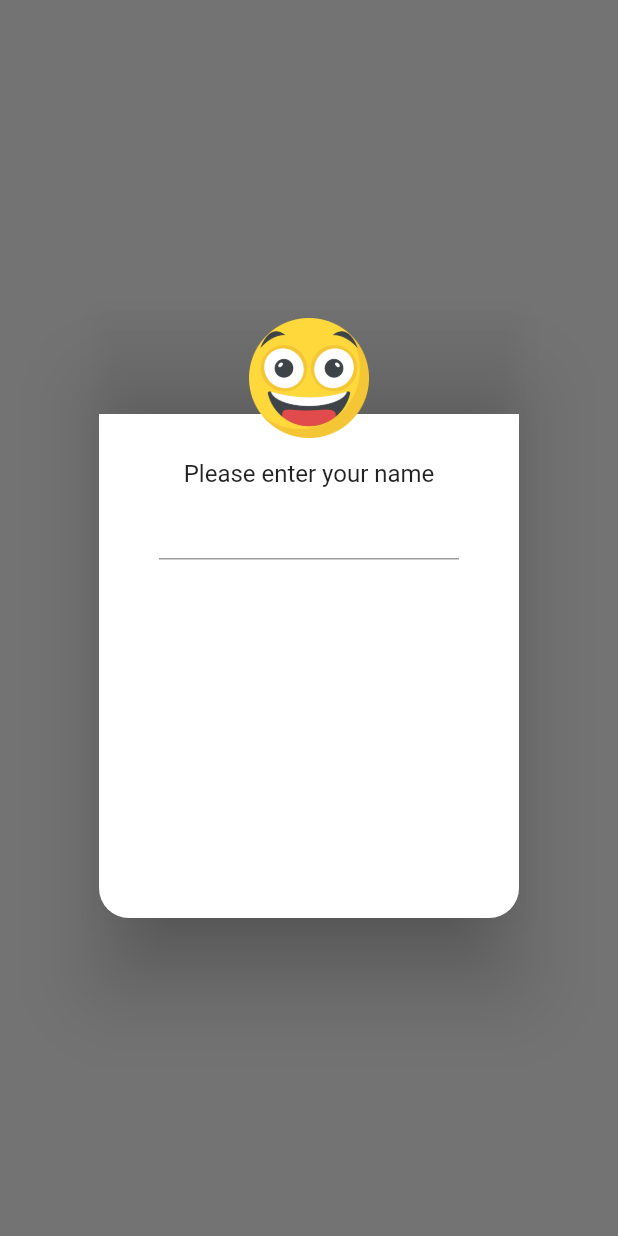
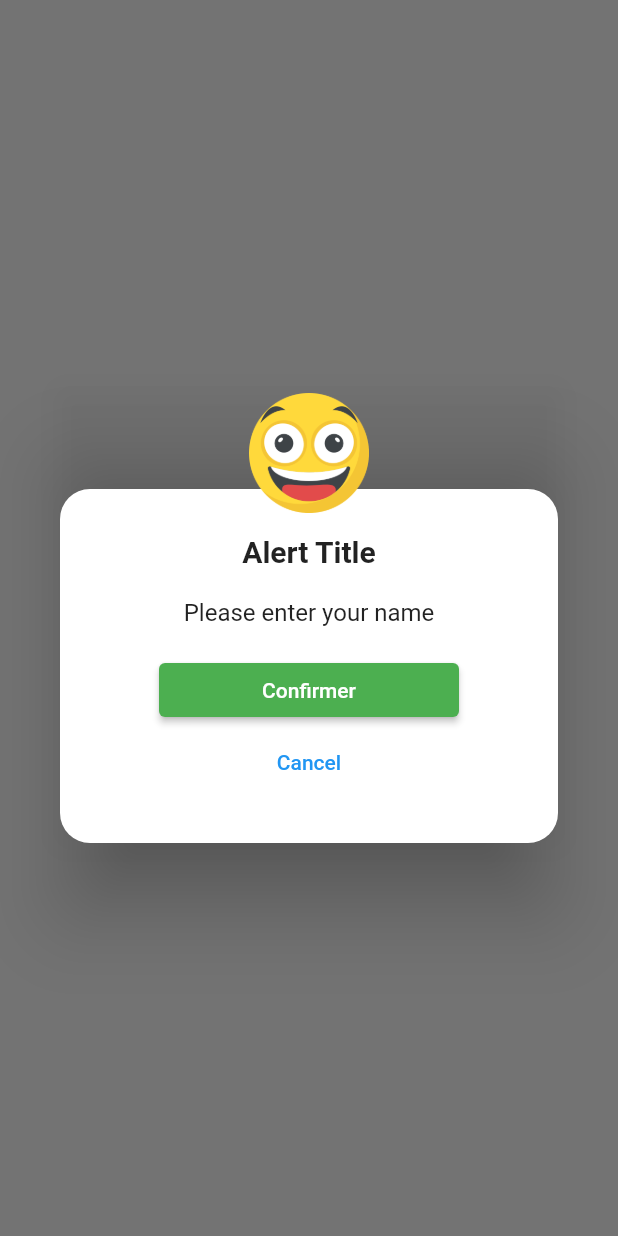
Before and after one commit to koukibadr/Emoji_Alert, a Flutter app: the screen it shows after launch, after a tap on "Emoji Alert Example", on a phone screen of 412 x 824 dp. Run offline on Flutter 3.47's test engine with Material 2 defaults, Android fonts, the phone set to English and light mode, and no system bars.

Commit message:
add buttons click handlers, add bottom sheet display and corner radius types

```diff
--- a/example/lib/main.dart
+++ b/example/lib/main.dart
@@ -1,5 +1,5 @@
 import 'package:emoji_alert/emoji_alert.dart';
-import 'package:emoji_alert/emoji_type.dart';
+import 'package:emoji_alert/arrays.dart';
 import 'package:flutter/material.dart';
 
 void main() {
@@ -37,19 +37,23 @@ class HomeScreen extends StatelessWidget {
 
   displayAlert(context) {
     EmojiAlert(
-      description: Column(
-        mainAxisAlignment: MainAxisAlignment.center,
-        children: [
-          Text("Please enter your name"),
-          Container(
-            width: 200,
-            child: TextField(
-
-            ),
-          ),
-        ],
-      ),
-      height: 400,
-    ).show(context);
+      alertTitle: Text("Alert Title",
+          style: TextStyle(fontSize: 20, fontWeight: FontWeight.bold)),
+      description: Text("Please enter your name"),
+      height: 300,
+      confirmButtonEnabled: true,
+      confirmButtonText: Text("Confirmer"),
+      confirmButtonColor: Colors.green,
+      onConfirmButtonPressed: () {
+        print("Hello I'm Badr");
+      },
+      cancelable: false,
+      cancelButtonEnabled: true,
+      onCancelButtonPressed: () {
+        Navigator.pop(context);
+      },
+      cornerRadiusType: CORNER_RADIUS_TYPES.ALL_CORNERS,
+      width: 400,
+    ).displayAlert(context);
   }
 }
--- a/lib/emoji_type.dart
+++ b/lib/arrays.dart
@@ -27,3 +27,11 @@ const Map<EMOJI_TYPE, String> EMOJIS = {
   EMOJI_TYPE.SMILE: EMOJI_SMILE,
   EMOJI_TYPE.WINK: EMOJI_WINK
 };
+
+
+enum CORNER_RADIUS_TYPES {
+  BOTTOM_ONLY,
+  TOP_ONLY,
+  ALL_CORNERS,
+  NONE
+}
--- a/lib/emoji_alert.dart
+++ b/lib/emoji_alert.dart
@@ -1,6 +1,7 @@
 import 'package:emoji_alert/emoji_icon.dart';
-import 'package:emoji_alert/emoji_type.dart';
+import 'package:emoji_alert/arrays.dart';
 import 'package:emoji_alert/widgets/cancel_button.dart';
+import 'package:flutter/cupertino.dart';
 import 'package:flutter/material.dart';
 
 import 'widgets/confirm_button.dart';
@@ -18,9 +19,8 @@ class EmojiAlert extends StatelessWidget {
   final EMOJI_TYPE emojiType;
 
   final double height;
+  final double? width;
   final double emojiSize;
-
-  final bool roundCorners;
 
   final Color background;
 
@@ -28,10 +28,16 @@ class EmojiAlert extends StatelessWidget {
   final Color cancelButtonColor;
   final bool confirmButtonEnabled;
   final bool cancelButtonEnabled;
-  final Text? confirmButtonText;
-  final Text? cancelButtonText;
+  final Text confirmButtonText;
+  final Text cancelButtonText;
 
   final double buttonSize;
+
+  final double cancelButtonColorOpacity;
+
+  final bool cancelable;
+
+  final CORNER_RADIUS_TYPES cornerRadiusType;
 
   EmojiAlert(
       {required this.description,
@@ -43,15 +49,18 @@ class EmojiAlert extends StatelessWidget {
       this.emojiType = EMOJI_TYPE.HAPPY,
       this.height = 200,
       this.emojiSize = 80,
-      this.roundCorners = true,
       this.background = Colors.white,
       this.confirmButtonColor = Colors.blue,
       this.cancelButtonColor = Colors.blue,
       this.confirmButtonEnabled = true,
       this.cancelButtonEnabled = false,
       this.confirmButtonText = const Text("Confirm"),
-      this.cancelButtonText,
-      this.buttonSize = 200});
+      this.cancelButtonText = const Text("Cancel"),
+      this.buttonSize = 200,
+      this.cancelButtonColorOpacity = 0.2,
+      this.cancelable = true,
+      this.cornerRadiusType = CORNER_RADIUS_TYPES.BOTTOM_ONLY,
+      this.width});
 
   @override
   Widget build(BuildContext context) {
@@ -69,14 +78,9 @@ class EmojiAlert extends StatelessWidget {
           alignment: Alignment.bottomCenter,
           child: Container(
             height: this.height - (this.emojiSize * 0.8),
+            width: this.width,
             decoration: BoxDecoration(
-                color: this.background,
-                borderRadius: this.roundCorners
-                    ? BorderRadius.only(
-                        bottomLeft: Radius.circular(20),
-                        bottomRight: Radius.circular(20),
-                      )
-                    : null),
+                color: this.background, borderRadius: _renderBorderRadius()),
             child: Padding(
               padding: EdgeInsets.all(30),
               child: _renderSimpleAlertBody(),
@@ -117,39 +121,65 @@ class EmojiAlert extends StatelessWidget {
   }
 
   Widget _renderButtons() {
-    if (!this.cancelButtonEnabled && this.confirmButtonEnabled) {
+    if (!this.cancelButtonEnabled && !this.confirmButtonEnabled) {
       return Container();
     } else {
       if (this.cancelButtonEnabled && !this.confirmButtonEnabled) {
         return CancelButton(
             buttonSize: buttonSize,
             cancelButtonColor: cancelButtonColor,
-            cancelButtonText: cancelButtonText!);
+            cancelButtonText: cancelButtonText,
+            onButtonPressed: this.onCancelButtonPressed,
+            backgroundOpacity: this.cancelButtonColorOpacity);
       } else if (!this.cancelButtonEnabled && this.confirmButtonEnabled) {
         return ConfirmButton(
             buttonSize: buttonSize,
             confirmButtonText: confirmButtonText,
-            confirmButtonColor: confirmButtonColor);
+            confirmButtonColor: confirmButtonColor,
+            onButtonPressed: this.onConfirmButtonPressed);
       } else {
         return Column(
           children: [
             ConfirmButton(
                 buttonSize: buttonSize,
                 confirmButtonText: confirmButtonText,
-                confirmButtonColor: confirmButtonColor),
+                confirmButtonColor: confirmButtonColor,
+                onButtonPressed: this.onConfirmButtonPressed),
             CancelButton(
                 buttonSize: buttonSize,
                 cancelButtonColor: cancelButtonColor,
-                cancelButtonText: cancelButtonText!),
+                cancelButtonText: cancelButtonText,
+                onButtonPressed: this.onCancelButtonPressed,
+                backgroundOpacity: this.cancelButtonColorOpacity),
           ],
         );
       }
     }
   }
 
-  show(BuildContext context) {
+  _renderBorderRadius() {
+    switch (this.cornerRadiusType) {
+      case CORNER_RADIUS_TYPES.ALL_CORNERS:
+        return BorderRadius.all(Radius.circular(20));
+      case CORNER_RADIUS_TYPES.BOTTOM_ONLY:
+        return BorderRadius.only(
+          bottomLeft: Radius.circular(20),
+          bottomRight: Radius.circular(20),
+        );
+      case CORNER_RADIUS_TYPES.TOP_ONLY:
+        return BorderRadius.only(
+          topLeft: Radius.circular(20),
+          topRight: Radius.circular(20),
+        );
+      default:
+        return null;
+    }
+  }
+
+  displayAlert(BuildContext context) {
     showDialog(
         context: context,
+        barrierDismissible: this.cancelable,
         builder: (context) {
           return AlertDialog(
             content: this,
@@ -158,4 +188,14 @@ class EmojiAlert extends StatelessWidget {
           );
         });
   }
+
+  displayBottomSheet(BuildContext context) {
+    showModalBottomSheet(
+        isDismissible: this.cancelable,
+        backgroundColor: Colors.transparent,
+        context: context,
+        builder: (context) {
+          return this;
+        });
+  }
 }
--- a/lib/emoji_icon.dart
+++ b/lib/emoji_icon.dart
@@ -1,5 +1,5 @@
 import 'package:emoji_alert/constants.dart';
-import 'package:emoji_alert/emoji_type.dart';
+import 'package:emoji_alert/arrays.dart';
 import 'package:flutter/material.dart';
 
 class EmojiIcon extends StatelessWidget {
--- a/lib/widgets/cancel_button.dart
+++ b/lib/widgets/cancel_button.dart
@@ -4,22 +4,28 @@ class CancelButton extends StatelessWidget {
   final double buttonSize;
   final Text cancelButtonText;
   final Color cancelButtonColor;
+  final Function? onButtonPressed;
+  final double backgroundOpacity;
 
   CancelButton(
       {required this.buttonSize,
       required this.cancelButtonColor,
-      required this.cancelButtonText});
+      required this.cancelButtonText,
+      this.onButtonPressed,
+      this.backgroundOpacity = 0.2});
 
   @override
   Widget build(BuildContext context) {
     return Container(
         width: this.buttonSize,
         child: TextButton(
-          onPressed: () {},
+          onPressed: () {
+            this.onButtonPressed?.call();
+          },
           child: this.cancelButtonText,
           style: ButtonStyle(
             overlayColor:
-                MaterialStateProperty.all<Color>(this.cancelButtonColor),
+                MaterialStateProperty.all<Color>(this.cancelButtonColor.withOpacity(this.backgroundOpacity)),
           ),
         ));
   }
--- a/lib/widgets/confirm_button.dart
+++ b/lib/widgets/confirm_button.dart
@@ -1,23 +1,27 @@
 import 'package:flutter/material.dart';
 
 class ConfirmButton extends StatelessWidget {
-  const ConfirmButton({
-    Key? key,
-    required this.buttonSize,
-    required this.confirmButtonText,
-    required this.confirmButtonColor,
-  }) : super(key: key);
+  const ConfirmButton(
+      {Key? key,
+      required this.buttonSize,
+      required this.confirmButtonText,
+      required this.confirmButtonColor,
+      required this.onButtonPressed})
+      : super(key: key);
 
   final double buttonSize;
   final Text? confirmButtonText;
   final Color confirmButtonColor;
+  final Function? onButtonPressed;
 
   @override
   Widget build(BuildContext context) {
     return Container(
       width: this.buttonSize,
       child: ElevatedButton(
-        onPressed: () {},
+        onPressed: () {
+          this.onButtonPressed?.call();
+        },
         child: this.confirmButtonText,
         style: ButtonStyle(
           backgroundColor:
```
